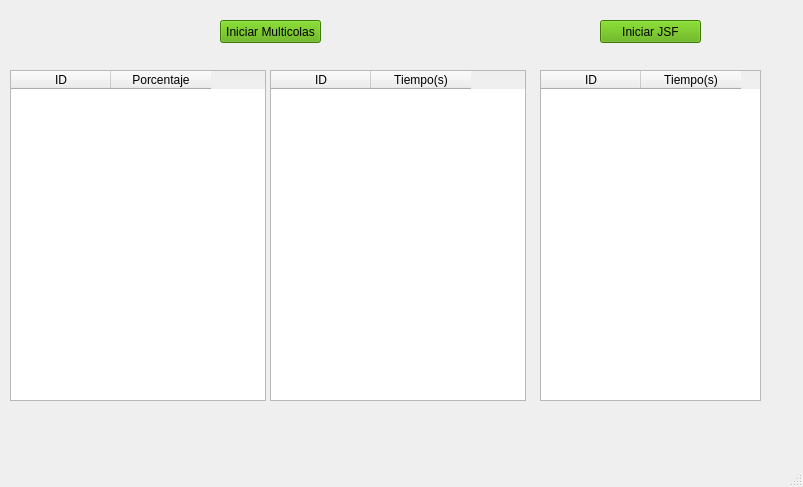
The window that prueba.ui (diegoivan1987/practicasSTA) describes before a commit, drawn with Qt 5.
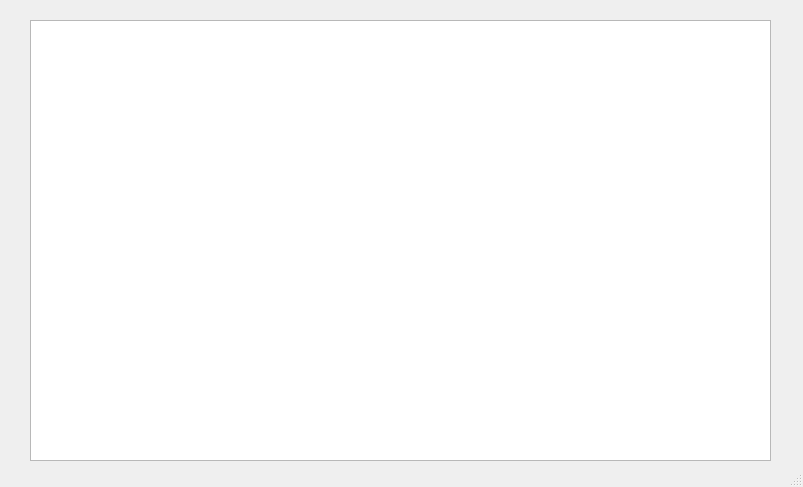
The same window after the commit.

Commit message: ya abre el archivo, pero el while que esta dentro del main al querer escribir no deja que se muestre la interfaz

Diff of the .ui file:
```diff
--- a/prueba.ui
+++ b/prueba.ui
@@ -14,105 +14,14 @@
    <string>MainWindow</string>
   </property>
   <widget class="QWidget" name="centralwidget">
-   <widget class="QTableWidget" name="tablaFCFS">
+   <widget class="QPlainTextEdit" name="areaDeTexto">
     <property name="geometry">
      <rect>
-      <x>10</x>
-      <y>70</y>
-      <width>256</width>
-      <height>331</height>
-     </rect>
-    </property>
-    <property name="columnCount">
-     <number>2</number>
-    </property>
-    <column>
-     <property name="text">
-      <string>ID</string>
-     </property>
-    </column>
-    <column>
-     <property name="text">
-      <string>Porcentaje</string>
-     </property>
-    </column>
-   </widget>
-   <widget class="QPushButton" name="btnI2">
-    <property name="geometry">
-     <rect>
-      <x>220</x>
+      <x>30</x>
       <y>20</y>
-      <width>101</width>
-      <height>23</height>
+      <width>741</width>
+      <height>441</height>
      </rect>
-    </property>
-    <property name="styleSheet">
-     <string notr="true">background-color: rgb(85, 170, 0);</string>
-    </property>
-    <property name="text">
-     <string>Iniciar Multicolas</string>
-    </property>
-   </widget>
-   <widget class="QTableWidget" name="tablaRR">
-    <property name="geometry">
-     <rect>
-      <x>270</x>
-      <y>70</y>
-      <width>256</width>
-      <height>331</height>
-     </rect>
-    </property>
-    <property name="columnCount">
-     <number>2</number>
-    </property>
-    <column>
-     <property name="text">
-      <string>ID</string>
-     </property>
-    </column>
-    <column>
-     <property name="text">
-      <string>Tiempo(s)</string>
-     </property>
-    </column>
-   </widget>
-   <widget class="QTableWidget" name="tablaSJF">
-    <property name="geometry">
-     <rect>
-      <x>540</x>
-      <y>70</y>
-      <width>221</width>
-      <height>331</height>
-     </rect>
-    </property>
-    <property name="columnCount">
-     <number>2</number>
-    </property>
-    <column>
-     <property name="text">
-      <string>ID</string>
-     </property>
-    </column>
-    <column>
-     <property name="text">
-      <string>Tiempo(s)</string>
-     </property>
-    </column>
-   </widget>
-   <widget class="QPushButton" name="btnI3">
-    <property name="geometry">
-     <rect>
-      <x>600</x>
-      <y>20</y>
-      <width>101</width>
-      <height>23</height>
-     </rect>
-    </property>
-    <property name="styleSheet">
-     <string notr="true">background-color: rgb(85, 170, 0);</string>
-    </property>
-    <property name="text">
-     <string>Iniciar JSF</string>
     </property>
    </widget>
   </widget>
```
The commit also changes 2 other files.
